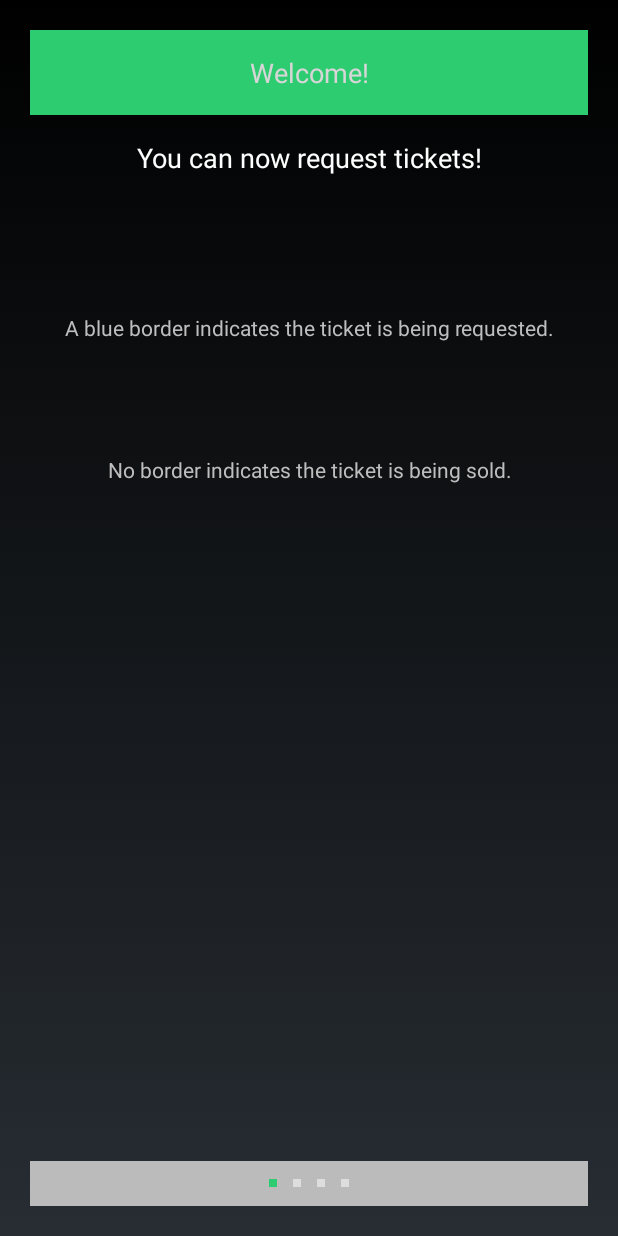
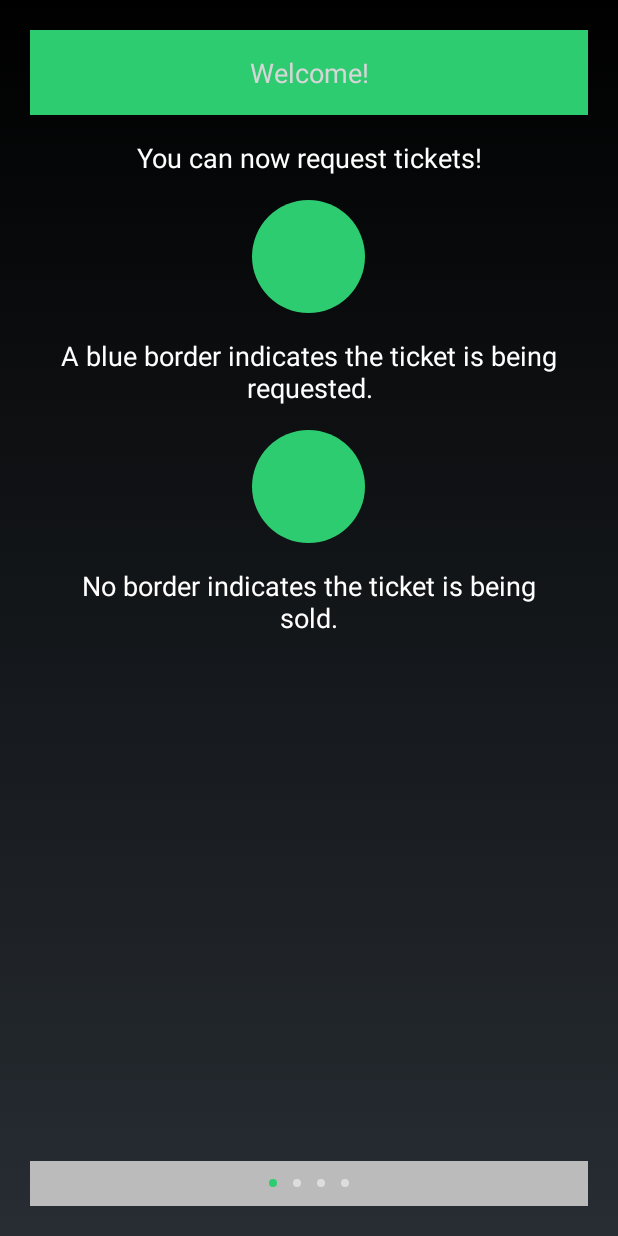
Before and after one commit to cammyc/Android_ProQuo, an Android app: the TutorialSlide1Fragment screen opened directly, with no data from a screen before it, on a phone screen of 412 x 824 dp. Run offline under Robolectric (Android 15) with nearby library versions, the phone set to English and light mode, and no system bars; network calls fail.

Commit message:
Made final formatting changes before implementing existing views

```diff
--- a/app/src/main/res/layout/fragment_tutorial_slide1.xml
+++ b/app/src/main/res/layout/fragment_tutorial_slide1.xml
@@ -31,9 +31,11 @@
         <ImageView
             android:layout_width="75dp"
             android:layout_height="75dp"
-            android:layout_gravity="center" />
+            android:layout_gravity="center"
+            android:background="@drawable/circle_background"/>
 
-        <TextView
+        <TextView style="?android:textAppearanceMedium"
+            android:padding="16dp"
             android:layout_width="match_parent"
             android:layout_height="wrap_content"
             android:textAlignment="center"
@@ -44,9 +46,11 @@
         <ImageView
             android:layout_width="75dp"
             android:layout_height="75dp"
-            android:layout_gravity="center"/>
+            android:layout_gravity="center"
+            android:background="@drawable/circle_background"/>
 
-        <TextView
+        <TextView style="?android:textAppearanceMedium"
+            android:padding="16dp"
             android:layout_width="match_parent"
             android:layout_height="wrap_content"
             android:text="No border indicates the ticket is being sold."
@@ -76,25 +80,29 @@
             <View
                 android:layout_width="5dp"
                 android:layout_height="5dp"
-                android:background="@color/colorPrimary"
+                android:background="@drawable/circle_background"
+                android:backgroundTint="@color/colorPrimary"
                 android:layout_margin="5dp"
                 />
             <View
                 android:layout_width="5dp"
                 android:layout_height="5dp"
-                android:background="#DDD"
+                android:background="@drawable/circle_background"
+                android:backgroundTint="#DDD"
                 android:layout_margin="5dp"
                 />
             <View
                 android:layout_width="5dp"
                 android:layout_height="5dp"
-                android:background="#DDD"
+                android:background="@drawable/circle_background"
+                android:backgroundTint="#DDD"
                 android:layout_margin="5dp"
                 />
             <View
                 android:layout_width="5dp"
                 android:layout_height="5dp"
-                android:background="#DDD"
+                android:background="@drawable/circle_background"
+                android:backgroundTint="#DDD"
                 android:layout_margin="5dp"
                 />
             </LinearLayout>
--- a/app/src/main/res/values/styles.xml
+++ b/app/src/main/res/values/styles.xml
@@ -8,6 +8,7 @@
         <item name="colorAccent">@color/colorAccent</item>
         <item name="android:windowActionBarOverlay">true</item>
     </style>
+
 
     <style name="AppTheme.NoActionBar">
         <item name="windowActionBar">false</item>
```
Also changed, not shown: app/src/main/res/layout/fragment_tutorial_slide2.xml (+23 -8 lines), app/src/main/res/layout/fragment_tutorial_slide3.xml (+29 -2 lines), app/src/main/res/layout/fragment_tutorial_slide4.xml (+9 -1 lines).
